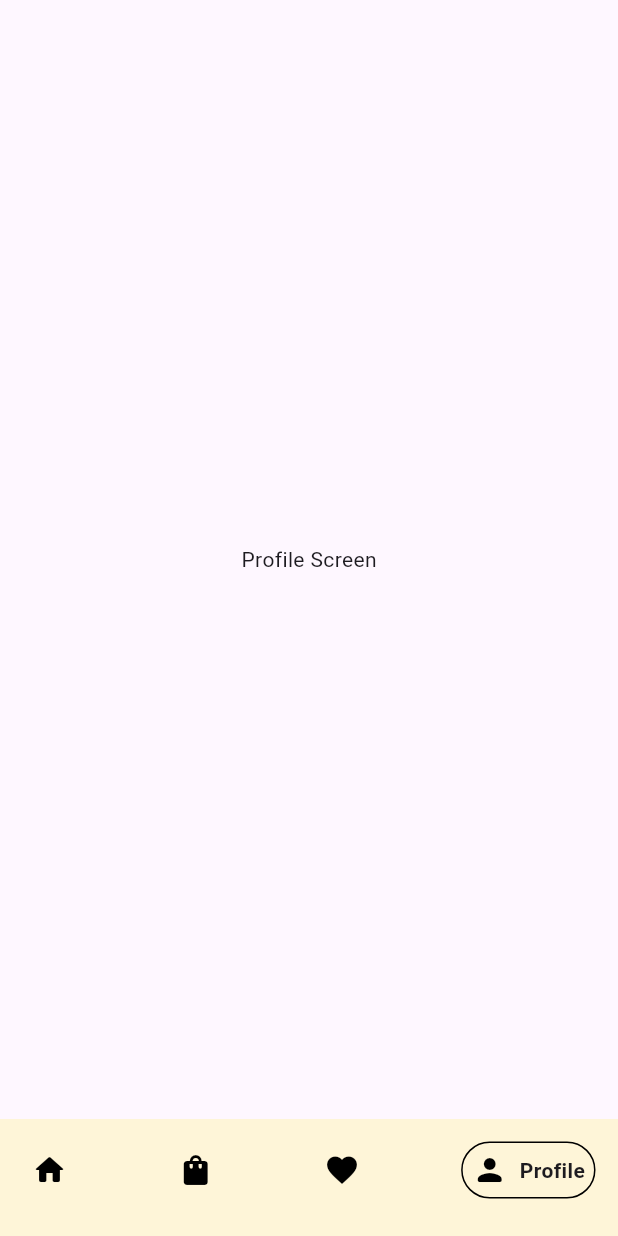
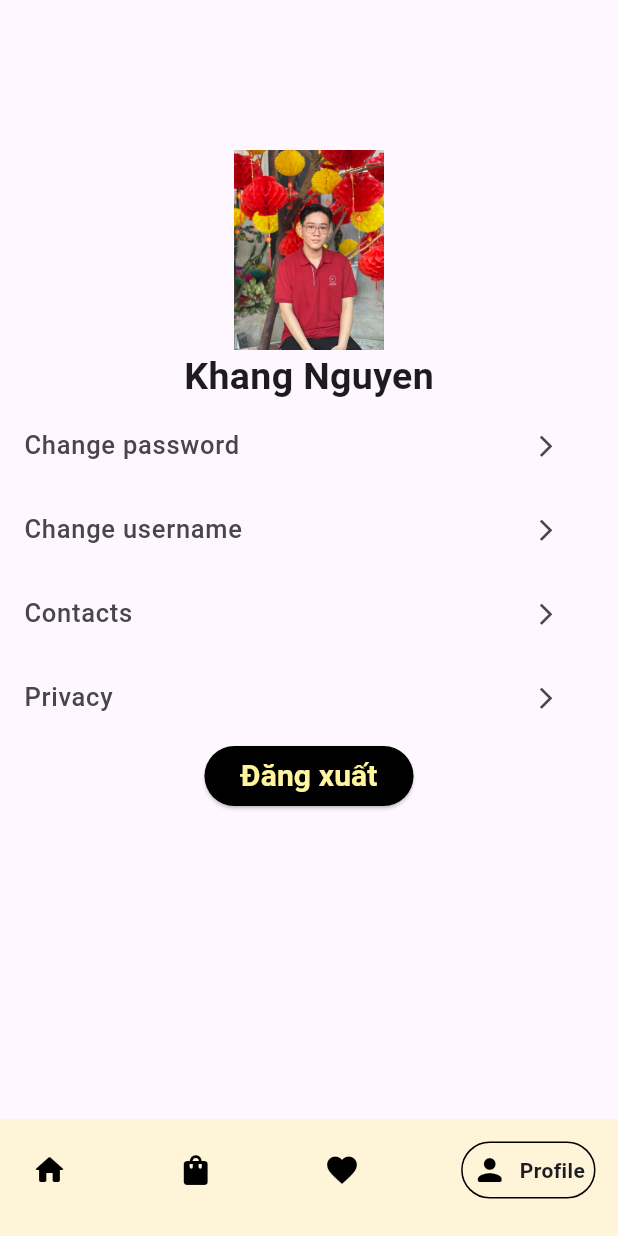
Before and after one commit to LilKhang1810/FoodApp_Flutter, a Flutter app: the TabView screen opened directly, item 4 of the bottom bar chosen, on a phone screen of 412 x 824 dp. Run offline on Flutter 3.47's test engine with Material 3 defaults, Android fonts, the phone set to English and light mode, and no system bars; drawn by our look-alikes of google_nav_bar; our stand-ins replace badges, carousel_slider, cloud_firestore, firebase_auth, firebase_core, firebase_database and 3 more; accounts and stored records are empty.

Commit message:
profile screen

```diff
--- a/lib/controller/firebase_auth_service.dart
+++ b/lib/controller/firebase_auth_service.dart
@@ -1,5 +1,6 @@
 import 'package:cloud_firestore/cloud_firestore.dart';
 import 'package:firebase_auth/firebase_auth.dart';
+import 'package:flutter/material.dart';
 
 class FirebaseAuthService {
   FirebaseAuth _auth = FirebaseAuth.instance;
@@ -36,4 +37,13 @@ class FirebaseAuthService {
     }
     return null;
   }
+
+  Future<User?> signOut() async {
+    try {
+      await _auth.signOut();
+      print('User signed out');
+    } catch (e) {
+      print('Something went wrong');
+    }
+  }
 }
--- a/lib/main.dart
+++ b/lib/main.dart
@@ -37,7 +37,10 @@ class MyApp extends StatelessWidget {
         colorScheme: ColorScheme.fromSeed(seedColor: Colors.deepPurple),
         useMaterial3: true,
       ),
-        home: SignInPage()
+      home: SignInPage(),
+      routes: {
+        '/signin': (context) => SignInPage(),
+      },
       // home: DetailView(
       //   food: Food(
       //       name: 'EVM serving of 6 chicken McNuggets™',
--- a/lib/screen/cart_view.dart
+++ b/lib/screen/cart_view.dart
@@ -29,6 +29,7 @@ class _CartViewState extends State<CartView> {
   Widget build(BuildContext context) {
     return Scaffold(
       appBar: AppBar(
+        automaticallyImplyLeading: false,
         title: Text('Giỏ hàng'),
       ),
       body: Consumer<CartProvider>(builder: (context, cart, child) {
--- a/lib/screen/favorite_view.dart
+++ b/lib/screen/favorite_view.dart
@@ -9,6 +9,7 @@ class FavoriteController extends ChangeNotifier {
   bool isFavorite(Food food) {
     return favList.contains(food);
   }
+
   void addToFav(Food food) {
     favList.add(food);
 
@@ -45,9 +46,10 @@ class _FavoriteScreenState extends State<FavoriteScreen> {
   Widget build(BuildContext context) {
     return Scaffold(
       appBar: AppBar(
+          automaticallyImplyLeading: false,
           title: Text(
-        'Món yêu thích',
-      )),
+            'Món yêu thích',
+          )),
       body: Consumer<FavoriteController>(
           builder: (context, favController, child) {
         return GridView.builder(
@@ -58,8 +60,9 @@ class _FavoriteScreenState extends State<FavoriteScreen> {
             itemCount: favController.favList.length,
             itemBuilder: (context, index) => CardProduct(
                   foodList: favController.favList,
-                  index: index, isFavorite: favController.isFavorite(favController.favList[index]),
-
+                  index: index,
+                  isFavorite:
+                      favController.isFavorite(favController.favList[index]),
                 ));
       }),
     );
--- /dev/null
+++ b/lib/screen/profile_screen.dart
@@ -0,0 +1,105 @@
+import 'package:flutter/material.dart';
+import 'package:flutter/rendering.dart';
+import 'package:flutter/widgets.dart';
+import 'package:food_app/controller/firebase_auth_service.dart';
+import 'package:food_app/screen/login_screen.dart';
+
+class ProfileScreen extends StatefulWidget {
+  const ProfileScreen({super.key});
+
+  @override
+  State<ProfileScreen> createState() => _ProfileScreenState();
+}
+
+class _ProfileScreenState extends State<ProfileScreen> {
+  final FirebaseAuthService authService = FirebaseAuthService();
+
+  void signOut(BuildContext context) async {
+    try {
+      await authService.signOut();
+      Navigator.push(
+        context,
+        MaterialPageRoute(
+          builder: (context) => SignInPage(),
+        ),
+      );
+      print('User signed out');
+    } catch (e) {
+      print('Something went wrong');
+    }
+  }
+
+  @override
+  Widget build(BuildContext context) {
+    return Scaffold(
+      body: Column(
+        children: <Widget>[
+          SizedBox(
+            height: 100,
+          ),
+          Center(
+            child: Container(
+              decoration:
+                  BoxDecoration(borderRadius: BorderRadius.circular(15)),
+              width: 100,
+              child: Image.asset('assets/img/ava.jpeg'),
+            ),
+          ),
+          Text(
+            'Khang Nguyen',
+            style: TextStyle(fontSize: 25, fontWeight: FontWeight.bold),
+          ),
+          ListOption(
+            title: 'Change password',
+          ),
+          ListOption(
+            title: 'Change username',
+          ),
+          ListOption(
+            title: 'Contacts',
+          ),
+          ListOption(
+            title: 'Privacy',
+          ),
+          ElevatedButton(
+              style: ButtonStyle(
+                  backgroundColor: MaterialStateProperty.all(Colors.black)),
+              onPressed: () {
+                signOut(context);
+              },
+              child: Text(
+                'Đăng xuất',
+                style: TextStyle(
+                    color: Colors.yellow.shade200,
+                    fontSize: 20,
+                    fontWeight: FontWeight.bold),
+              )),
+        ],
+      ),
+    );
+  }
+}
+
+class ListOption extends StatelessWidget {
+  const ListOption({
+    super.key,
+    required this.title,
+  });
+  final String title;
+  @override
+  Widget build(BuildContext context) {
+    return ListTile(
+      leading: Text(
+        title,
+        style: TextStyle(fontSize: 17),
+      ),
+      trailing: IconButton(
+        onPressed: () {},
+        icon: Icon(
+          Icons.arrow_forward_ios,
+          size: 17,
+        ),
+      ),
+    );
+  }
+}
--- a/lib/screen/tabview.dart
+++ b/lib/screen/tabview.dart
@@ -4,6 +4,7 @@ import 'package:flutter/material.dart';
 import 'package:food_app/screen/cart_view.dart';
 import 'package:food_app/screen/favorite_view.dart';
 import 'package:food_app/screen/home_page.dart';
+import 'package:food_app/screen/profile_screen.dart';
 import 'package:google_nav_bar/google_nav_bar.dart';
 
 class TabView extends StatefulWidget {
@@ -19,7 +20,7 @@ class _TabViewState extends State<TabView> {
     HomePage(),
     CartView(),
     FavoriteScreen(),
-    Center(child: Text('Profile Screen')),
+    ProfileScreen(),
   ];
   @override
   Widget build(BuildContext context) {
--- a/pubspec.yaml
+++ b/pubspec.yaml
@@ -78,6 +78,7 @@ flutter:
     - assets/img/lemonade.png
     - assets/success.json
     - assets/purchase.json
+    - assets/img/ava.jpeg
   #   - images/a_dot_ham.jpeg
 
   # An image asset can refer to one or more resolution-specific "variants", see
```
Also changed, not shown: assets/img/ava.jpeg (added). Lines whose indentation alone changed are shown as unchanged.
